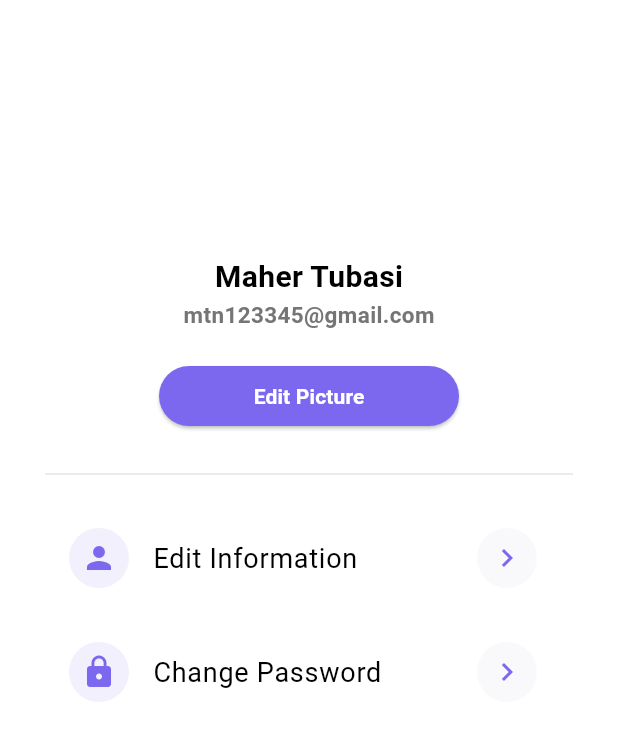
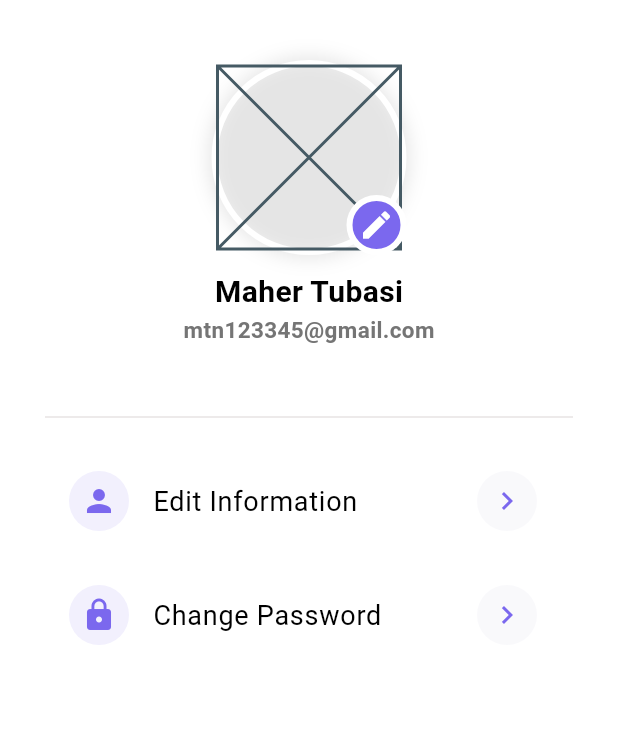
Before and after one commit to Muhammad-Qzih/N3imn_Project, a Flutter app: the ProfileScreen screen opened directly, on a phone screen of 412 x 824 dp. Shown: the top 741 px of the screen. Run offline on Flutter 3.47's test engine with Material 3 defaults, Android fonts, the phone set to English and light mode, and no system bars; our stand-ins replace awesome_dialog, cloud_firestore, firebase_auth, firebase_core, firebase_storage, get_it and 3 more; accounts and stored records are empty; network calls fail.

Commit message:
create customer picture logic

```diff
--- a/lib/main.dart
+++ b/lib/main.dart
@@ -15,7 +15,10 @@ void main() async {
               apiKey: "AIzaSyDgpylFPQVrObJTnQfEVvZhYflmm6F6hAw",
               appId: "1:1006559214963:android:b08141c610d1b49a5f5906",
               messagingSenderId: "131339357139",
-              projectId: "na3imn-project"))
+              projectId: "na3imn-project",
+              storageBucket: 'na3imn-project.appspot.com'
+
+              ))
       : Firebase.initializeApp();
   setupDependncyInjection();
   runApp(const MyApp());
--- a/lib/services/auth_service/auth_service.dart
+++ b/lib/services/auth_service/auth_service.dart
@@ -58,4 +58,8 @@ class AuthService implements IAuth {
   Future<void> resetPassword(String email) async {
     await _auth.sendPasswordResetEmail(email: email);
   }
+
+  FirebaseAuth getAuthInstance() {
+    return _auth;
+  }
 }
--- a/lib/view/cutomer_screens/home_navigation_screens/profile_screen .dart
+++ b/lib/view/cutomer_screens/home_navigation_screens/profile_screen .dart
@@ -1,8 +1,14 @@
 // ignore_for_file: file_names, library_private_types_in_public_api
 
+import 'dart:io';
+
+import 'package:firebase_auth/firebase_auth.dart';
+import 'package:firebase_storage/firebase_storage.dart';
 import 'package:flutter/material.dart';
+import 'package:image_picker/image_picker.dart';
 import 'package:n3imn_project_team/themes/colors_theme.dart';
 import 'package:n3imn_project_team/view/custom_components/general_components/section_profile_component.dart';
+import 'package:n3imn_project_team/view_model/sotrage_view_models/fetch_picture_view_model.dart';
 
 class ProfileScreen extends StatefulWidget {
   const ProfileScreen({super.key});
@@ -12,6 +18,80 @@ class ProfileScreen extends StatefulWidget {
 }
 
 class _ProfileScreenState extends State<ProfileScreen> {
+  String? imageUrl;
+  File? file;
+
+  Future<String?> uploadSingleImage() async {
+    String fileName = '${FirebaseAuth.instance.currentUser!.uid}.jpg';
+
+    Reference reference =
+        FirebaseStorage.instance.ref().child('profilePictures').child(fileName);
+
+    UploadTask uploadTask = reference.putFile(file!);
+
+    await uploadTask.whenComplete(() async {
+      imageUrl = await uploadTask.snapshot.ref.getDownloadURL();
+    });
+
+    return imageUrl;
+  }
+
+  getImage() async {
+    final ImagePicker imagePicker = ImagePicker();
+    final XFile? xFile =
+        await imagePicker.pickImage(source: ImageSource.camera);
+
+    if (xFile != null) {
+      setState(() {
+        file = File(xFile.path);
+      });
+
+      await uploadSingleImage();
+    }
+
+    setState(() {});
+  }
+
+  Future<void> fetchProfilePicture() async {
+    try {
+      String userId = FirebaseAuth.instance.currentUser!.uid;
+
+      Reference reference =
+          FirebaseStorage.instance.ref().child('profilePictures/$userId.jpg');
+
+      bool pictureExists = await reference
+          .getDownloadURL()
+          .then((_) => true)
+          .catchError((_) => false);
+
+      if (pictureExists) {
+        String downloadUrl = await reference.getDownloadURL();
+
+        setState(() {
+          imageUrl = downloadUrl;
+        });
+      } else {
+        print('Profile picture does not exist.');
+
+        setState(() {
+          imageUrl = '';
+        });
+      }
+    } catch (e) {
+      print('Error fetching profile picture: $e');
+      setState(() {
+        imageUrl = '';
+      });
+    }
+  }
+
+  final pictureViewModel = FetchPictureStorageViewModel();
+  @override
+  void initState() {
+    super.initState();
+    fetchProfilePicture();
+  }
+
   @override
   Widget build(BuildContext context) {
     return Scaffold(
@@ -24,17 +104,54 @@ class _ProfileScreenState extends State<ProfileScreen> {
               const SizedBox(
                 height: 10,
               ),
-              SizedBox(
-                width: 120,
-                height: 120,
-                child: ClipRRect(
-                  borderRadius: BorderRadius.circular(100),
-
-                  // child: const Image(
-                  //     image: AssetImage(
-                  //         ""))
+              Stack(children: [
+                Container(
+                  width: 130,
+                  height: 130,
+                  decoration: BoxDecoration(
+                    border:
+                        Border.all(width: 4, color: AppColor.TEXT_SECONDARY),
+                    boxShadow: [
+                      BoxShadow(
+                          spreadRadius: 2,
+                          blurRadius: 10,
+                          color: AppColor.TEXT_PRIMARY.withOpacity(0.1)),
+                    ],
+                    shape: BoxShape.circle,
+                  ),
+                  child: imageUrl != null && imageUrl!.isNotEmpty
+                      ? ClipOval(
+                          child: Image.network(
+                            imageUrl!,
+                            width: 130,
+                            height: 130,
+                            fit: BoxFit.cover,
+                          ),
+                        )
+                      : const Placeholder(), // Replace Placeholder with this condition
                 ),
-              ),
+                Positioned(
+                    bottom: 0,
+                    right: 0,
+                    child: InkWell(
+                      onTap: () async {
+                        await getImage();
+                      },
+                      child: Container(
+                        height: 40,
+                        width: 40,
+                        decoration: BoxDecoration(
+                            shape: BoxShape.circle,
+                            border: Border.all(
+                                width: 4, color: AppColor.TEXT_SECONDARY),
+                            color: AppColor.PRIMARY),
+                        child: const Icon(
+                          Icons.edit,
+                          color: AppColor.TEXT_SECONDARY,
+                        ),
+                      ),
+                    ))
+              ]),
               const SizedBox(
                 height: 10,
               ),
@@ -53,24 +170,7 @@ class _ProfileScreenState extends State<ProfileScreen> {
                     color: AppColor.TEXT_SECONDARY_LIGHT),
               ),
               const SizedBox(
-                height: 20,
-              ),
-              SizedBox(
-                width: 200,
-                child: ElevatedButton(
-                  onPressed: () {},
-                  style: ElevatedButton.styleFrom(
-                      backgroundColor: AppColor.PRIMARY,
-                      side: BorderSide.none,
-                      shape: const StadiumBorder()),
-                  child: const Text("Edit Picture",
-                      style: TextStyle(
-                          color: AppColor.TEXT_SECONDARY,
-                          fontWeight: FontWeight.bold)),
-                ),
-              ),
-              const SizedBox(
-                height: 20,
+                height: 40,
               ),
               const Divider(
                 color: Color.fromARGB(255, 231, 227, 227),
--- /dev/null
+++ b/lib/view_model/sotrage_view_models/fetch_picture_view_model.dart
@@ -0,0 +1,75 @@
+import 'dart:io';
+
+import 'package:firebase_auth/firebase_auth.dart';
+import 'package:firebase_storage/firebase_storage.dart';
+import 'package:flutter/material.dart';
+import 'package:image_picker/image_picker.dart';
+import 'package:n3imn_project_team/dep_injection/dependency_injection.dart';
+import 'package:n3imn_project_team/services/auth_service/auth_service.dart';
+
+class FetchPictureStorageViewModel  {
+//   String? _imageUrl;
+//   File? _file;
+
+//   String? get imageUrl => _imageUrl;
+
+//   Future<String?> uploadSingleImage() async {
+//     //Set File Name
+//     String fileName = '${FirebaseAuth.instance.currentUser!.uid}.jpg';
+
+//     //Create Reference
+//     Reference reference =
+//         FirebaseStorage.instance.ref().child('profilePictures').child(fileName);
+
+//     //Now We have to check status of UploadTask
+//     UploadTask uploadTask = reference.putFile(_file!);
+
+//     await uploadTask.whenComplete(() async {
+//       _imageUrl = await uploadTask.snapshot.ref.getDownloadURL();
+//     });
+
+//     return imageUrl;
+//   }
+
+
+
+//   getImage() async {
+//     final ImagePicker imagePicker = ImagePicker();
+//     final XFile? xFile =
+//         await imagePicker.pickImage(source: ImageSource.camera);
+
+//     if (xFile != null) {
+//       setState(() {
+//         file = File(xFile.path);
+//       });
+//       // var storage = FirebaseStorage.instance.ref("1.jpg");
+//       // await storage.putFile(file!);
+
+//       await uploadSingleImage();
+//     }
+
+//     setState(() {});
+//   }
+
+
+
+//   Future<void> fetchProfilePicture(BuildContext context) async {
+//     try {
+//       String userId = FirebaseAuth.instance.currentUser!.uid;
+//       Reference reference =
+//           FirebaseStorage.instance.ref().child('profilePictures/$userId.jpg');
+
+//       bool pictureExists = await reference.getDownloadURL().then((_) => true).catchError((_) => false);
+
+//       if (pictureExists) {
+//         _imageUrl = await reference.getDownloadURL();
+//       } else {
+//         print('Profile picture does not exist.');
+//         _imageUrl = null; // Set imageUrl to null if picture does not exist
+//       }
+//        // Notify listeners on imageUrl change
+//     } catch (e) {
+//       print('Error fetching profile picture: $e');
+//     }
+//   }
+}
--- a/pubspec.yaml
+++ b/pubspec.yaml
@@ -43,6 +43,9 @@ dependencies:
   get_it: ^7.7.0
   google_fonts: ^6.2.1
   awesome_dialog: ^3.2.1
+  image_picker: ^1.1.1
+  firebase_storage: ^11.7.5
+  flutter_cache_manager: ^3.3.2
 
 dev_dependencies:
   flutter_test:
```
Also changed, not shown: pubspec.lock.
